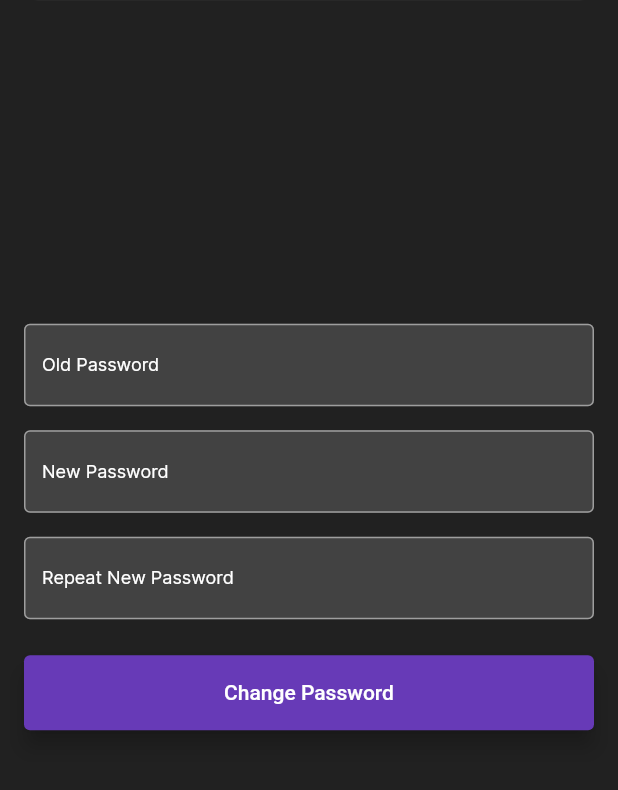
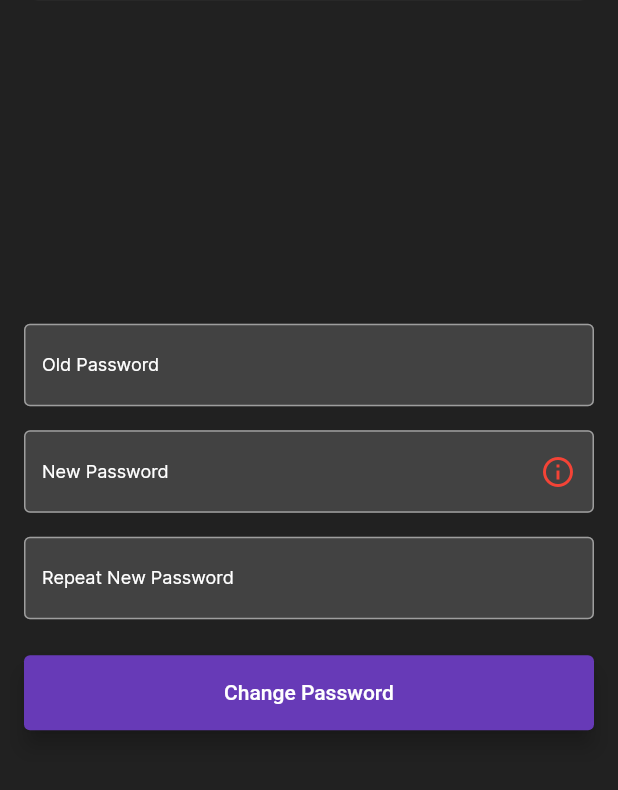
Before and after one commit to john5514/bababab, a Flutter app: the ChangePasswordScreen screen opened directly, on a phone screen of 412 x 824 dp, the part 133-923 px from its top. Run offline on Flutter 3.47's test engine with Material 2 defaults, Android fonts, the phone set to English and light mode, and no system bars; our stand-ins replace another_flushbar, curved_navigation_bar, dropdown_button2, fl_chart, flutter_xlider, get and 5 more; missing offline and left inert: flutter_stripe, http_client_helper, k_chart; accounts and stored records are empty; network calls fail.

Commit message:
465yrhrhr

```diff
--- a/lib/Controllers/Auth/profile/changepassword_controller.dart
+++ b/lib/Controllers/Auth/profile/changepassword_controller.dart
@@ -12,8 +12,39 @@ class ChangePasswordController extends GetxController {
   var repeatNewPassword = ''.obs;
   var uuid = ''.obs; // You need to set this value from the user data
 
+  // Live validation variables
+  var hasMinLength = false.obs;
+  var hasUpperCase = false.obs;
+  var hasLowerCase = false.obs;
+  var hasNumber = false.obs;
+  var hasSpecialCharacters = false.obs;
+
   final ProfileService profileService = ProfileService(Get.find<ApiService>());
 
+  bool get allCriteriaMet =>
+      hasMinLength.value &&
+      hasUpperCase.value &&
+      hasLowerCase.value &&
+      hasNumber.value &&
+      hasSpecialCharacters.value;
+
+  @override
+  void onInit() {
+    super.onInit();
+    // React to changes in newPassword with debounce to avoid too frequent checks
+    debounce(newPassword, validateNewPassword,
+        time: Duration(milliseconds: 500));
+  }
+
+  void validateNewPassword(String value) {
+    hasMinLength(value.length >= 8);
+    hasUpperCase(value.contains(RegExp(r'[A-Z]')));
+    hasLowerCase(value.contains(RegExp(r'[a-z]')));
+    hasNumber(value.contains(RegExp(r'[0-9]')));
+    hasSpecialCharacters(value.contains(RegExp(r'[!@#$%^&*(),.?":{}|<>]')));
+  }
+
+  // Existing validation functions
   String? validatePassword(String password) {
     if (password.isEmpty) return 'Password cannot be empty';
     if (password.length < 8) return 'Password must be at least 8 characters';
@@ -48,14 +79,18 @@ class ChangePasswordController extends GetxController {
 
     isLoading(true);
     try {
-      bool result = await profileService.changePassword(
+      var result = await profileService.changePassword(
         oldPassword.value,
         newPassword.value,
         uuid.value,
       );
 
-      if (result) {
+      if (result['success']) {
         successMessage('Password successfully changed');
+        // Clear the fields
+        oldPassword('');
+        newPassword('');
+        repeatNewPassword('');
         // Show a success Snackbar
         Get.snackbar(
           'Success',
@@ -69,12 +104,12 @@ class ChangePasswordController extends GetxController {
         newPassword('');
         repeatNewPassword('');
       } else {
-        // Assume we receive a detailed error message from the backend in the form of a string
-        errorMessage('Failed to change password: Invalid password format');
+        // Display the error message from the backend
+        errorMessage(result['message']);
         // Show an error Snackbar
         Get.snackbar(
           'Error',
-          'Failed to change password: Invalid password format',
+          result['message'],
           backgroundColor: Colors.red,
           colorText: Colors.white,
           snackPosition: SnackPosition.BOTTOM,
--- a/lib/views/Auth/profile/changepassword_screen.dart
+++ b/lib/views/Auth/profile/changepassword_screen.dart
@@ -16,53 +16,50 @@ class ChangePasswordScreen extends StatelessWidget {
       ),
       body: Padding(
         padding: const EdgeInsets.all(16.0),
-        child: Obx(() => Column(
+        child: Center(
+          child: SingleChildScrollView(
+            child: Column(
               mainAxisAlignment: MainAxisAlignment.center,
               children: <Widget>[
-                if (controller.successMessage.isNotEmpty)
-                  Text(
-                    controller.successMessage.value,
-                    style: TextStyle(color: Colors.green),
-                  ),
-                if (controller.errorMessage.isNotEmpty)
-                  Text(
-                    controller.errorMessage.value,
-                    style: TextStyle(color: Colors.red),
-                  ),
-                TextField(
+                // Old Password TextField
+                _buildPasswordInputField(
+                  label: 'Old Password',
                   onChanged: (value) => controller.oldPassword.value = value,
-                  decoration: InputDecoration(
-                    labelText: 'Old Password',
-                    filled: true,
-                    fillColor: Colors.grey[800],
-                    border: OutlineInputBorder(),
-                  ),
                   obscureText: true,
                 ),
                 SizedBox(height: 16),
-                TextField(
-                  onChanged: (value) => controller.newPassword.value = value,
-                  decoration: InputDecoration(
-                    labelText: 'New Password',
-                    filled: true,
-                    fillColor: Colors.grey[800],
-                    border: OutlineInputBorder(),
-                  ),
+                // New Password TextField
+                _buildPasswordInputField(
+                  label: 'New Password',
+                  onChanged: (value) {
+                    controller.newPassword.value = value;
+                    controller.validateNewPassword(value); // Validate on change
+                  },
                   obscureText: true,
+                  suffixIcon: Obx(() => IconButton(
+                        icon: Icon(
+                          Icons.info_outline,
+                          // Change color based on the overall validity
+                          color: controller.allCriteriaMet
+                              ? Colors.green
+                              : Colors.red,
+                        ),
+                        onPressed: () {
+                          // Show the criteria in a dialog or modal bottom sheet
+                          _showPasswordCriteria(context);
+                        },
+                      )),
                 ),
                 SizedBox(height: 16),
-                TextField(
+                // Repeat New Password TextField
+                _buildPasswordInputField(
+                  label: 'Repeat New Password',
                   onChanged: (value) =>
                       controller.repeatNewPassword.value = value,
-                  decoration: InputDecoration(
-                    labelText: 'Repeat New Password',
-                    filled: true,
-                    fillColor: Colors.grey[800],
-                    border: OutlineInputBorder(),
-                  ),
                   obscureText: true,
                 ),
                 SizedBox(height: 24),
+                // Change Password Button
                 ElevatedButton(
                   onPressed: controller.isLoading.value
                       ? null
@@ -71,13 +68,103 @@ class ChangePasswordScreen extends StatelessWidget {
                       ? 'Changing...'
                       : 'Change Password'),
                   style: ElevatedButton.styleFrom(
-                    primary: Colors.deepPurple,
+                    primary: Colors.deepPurple, // Theme color for buttons
                     minimumSize: Size(double.infinity, 50), // Full width button
                   ),
                 ),
+                // Success and Error Messages
+                // _buildSuccessAndErrorMessage(),
               ],
-            )),
+            ),
+          ),
+        ),
       ),
     );
   }
+
+  void _showPasswordCriteria(BuildContext context) {
+    showModalBottomSheet(
+      context: context,
+      builder: (context) {
+        return Container(
+          color: Colors.black,
+          child: Wrap(
+            children: <Widget>[
+              _buildPasswordCriteriaIndicator(
+                  'Minimum 8 characters', controller.hasMinLength.value),
+              _buildPasswordCriteriaIndicator('Contains uppercase characters',
+                  controller.hasUpperCase.value),
+              _buildPasswordCriteriaIndicator('Contains lowercase characters',
+                  controller.hasLowerCase.value),
+              _buildPasswordCriteriaIndicator(
+                  'Contains numbers', controller.hasNumber.value),
+              _buildPasswordCriteriaIndicator('Contains special characters',
+                  controller.hasSpecialCharacters.value),
+            ],
+          ),
+        );
+      },
+    );
+  }
+
+  Widget _buildPasswordInputField({
+    required String label,
+    required Function(String) onChanged,
+    required bool obscureText,
+    Widget? suffixIcon, // Make this an optional parameter.
+  }) {
+    return TextField(
+      onChanged: onChanged,
+      decoration: InputDecoration(
+        labelText: label,
+        filled: true,
+        fillColor: Colors.grey[800],
+        border: OutlineInputBorder(),
+        suffixIcon: suffixIcon, // Pass the icon widget here.
+      ),
+      obscureText: obscureText,
+    );
+  }
+
+  Widget _buildPasswordCriteriaIndicator(String criteria, bool isMet) {
+    return Padding(
+      padding: const EdgeInsets.symmetric(vertical: 2),
+      child: Row(
+        children: [
+          Icon(
+            isMet ? Icons.check_circle_outline : Icons.cancel_outlined,
+            color: isMet ? Colors.green : Colors.red,
+            size: 20,
+          ),
+          SizedBox(width: 10),
+          Text(
+            criteria,
+            style: TextStyle(
+              color: isMet ? Colors.green : Colors.red,
+              fontSize: 16,
+            ),
+          ),
+        ],
+      ),
+    );
+  }
+
+  // Widget _buildSuccessAndErrorMessage() {
+  //   return Column(
+  //     children: [
+  //       Obx(() => controller.successMessage.isNotEmpty
+  //          // ? Text(
+  //               controller.successMessage.value,
+  //               style: TextStyle(color: Colors.green),
+  //             )
+  //           : SizedBox.shrink()),
+  //       Obx(() => controller.errorMessage.isNotEmpty
+  // //           ? Text(
+  //               controller.errorMessage.value,
+  //               style: TextStyle(color: Colors.red),
+  //             )
+  //           : SizedBox.shrink()),
+  //     ],
+  //   );
+  // }
 }
```
Also changed, not shown: lib/services/profile_service.dart (+8 -6 lines).
